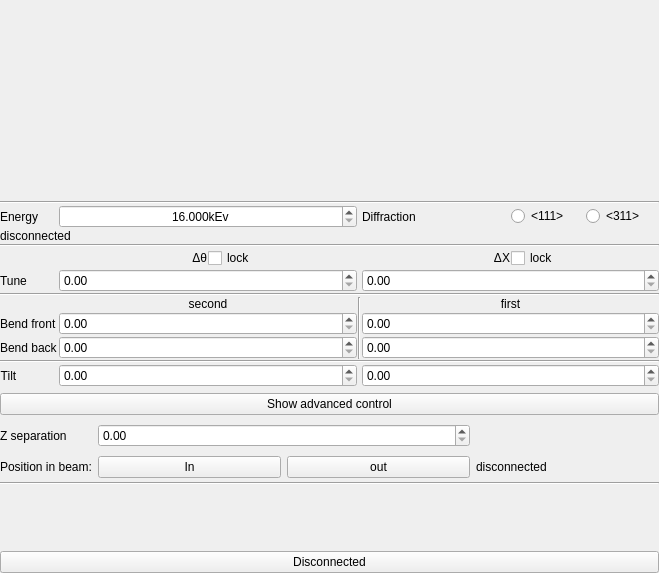
The window that mono/monoGui/monoGui.ui (MatthewJCameron/imbl) describes before a commit, drawn with Qt 5.
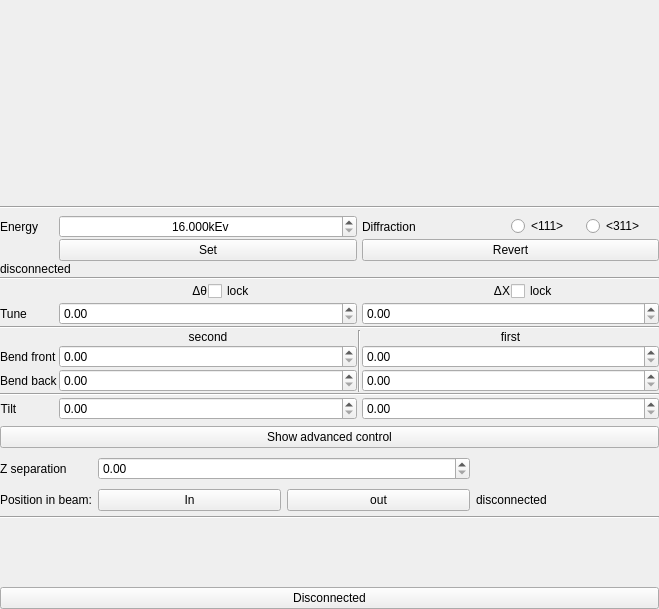
The same window after the commit. Icons and pictures are not drawn. Custom widgets are drawn as their Qt base class.

What changed in the file:
```diff
--- a/mono/monoGui/monoGui.ui
+++ b/mono/monoGui/monoGui.ui
@@ -7,7 +7,7 @@
     <x>0</x>
     <y>0</y>
     <width>659</width>
-    <height>573</height>
+    <height>609</height>
    </rect>
   </property>
   <property name="sizePolicy">
@@ -24,22 +24,7 @@
     <number>0</number>
    </property>
    <item>
-    <widget class="QWidget" name="mainWdg" native="true">
-     <layout class="QVBoxLayout" name="verticalLayout_2">
-      <property name="spacing">
-       <number>1</number>
-      </property>
-      <property name="margin">
-       <number>0</number>
-      </property>
-      <item>
        <widget class="QWidget" name="scheme" native="true">
-        <property name="sizePolicy">
-         <sizepolicy hsizetype="Expanding" vsizetype="Expanding">
-          <horstretch>1</horstretch>
-          <verstretch>1</verstretch>
-         </sizepolicy>
-        </property>
         <property name="minimumSize">
          <size>
           <width>0</width>
@@ -59,39 +44,42 @@
        </widget>
       </item>
       <item>
-       <layout class="QGridLayout" name="gridLayout">
+    <layout class="QGridLayout" name="mainLayout">
         <property name="spacing">
          <number>1</number>
         </property>
-        <item row="6" column="1" colspan="2">
-         <widget class="QLabel" name="label_8">
-          <property name="text">
-           <string>second</string>
-          </property>
-          <property name="alignment">
-           <set>Qt::AlignCenter</set>
+     <item row="4" column="5">
+      <widget class="QCheckBox" name="lockX">
+       <property name="toolTip">
+        <string>Keep value on energy change</string>
+       </property>
+       <property name="text">
+        <string>lock</string>
           </property>
          </widget>
         </item>
-        <item row="3" column="4">
-         <widget class="QLabel" name="label_4">
+     <item row="4" column="1">
+      <widget class="QLabel" name="label_2">
           <property name="text">
-           <string>ΔX</string>
+        <string>Δθ</string>
           </property>
           <property name="alignment">
            <set>Qt::AlignRight|Qt::AlignTrailing|Qt::AlignVCenter</set>
           </property>
          </widget>
         </item>
-        <item row="0" column="0">
-         <widget class="QLabel" name="label">
+     <item row="4" column="2">
+      <widget class="QCheckBox" name="lockBragg">
+       <property name="toolTip">
+        <string>Keep value on energy change</string>
+       </property>
           <property name="text">
-           <string>Energy</string>
+        <string>lock</string>
           </property>
          </widget>
         </item>
         <item row="0" column="1" colspan="2">
-         <widget class="QMDoubleSpinBox" name="energy">
+      <widget class="QDoubleSpinBox" name="energy">
           <property name="toolTip">
            <string>Photon energy</string>
           </property>
@@ -112,147 +100,74 @@
           </property>
          </widget>
         </item>
-        <item row="4" column="0">
-         <widget class="QLabel" name="label_11">
-          <property name="sizePolicy">
-           <sizepolicy hsizetype="Fixed" vsizetype="Preferred">
-            <horstretch>0</horstretch>
-            <verstretch>0</verstretch>
-           </sizepolicy>
-          </property>
+     <item row="7" column="4" colspan="2">
+      <widget class="QLabel" name="label_9">
           <property name="text">
-           <string>Tune</string>
-          </property>
-         </widget>
-        </item>
-        <item row="3" column="1">
-         <widget class="QLabel" name="label_2">
-          <property name="text">
-           <string>Δθ</string>
-          </property>
-          <property name="alignment">
-           <set>Qt::AlignRight|Qt::AlignTrailing|Qt::AlignVCenter</set>
-          </property>
-         </widget>
-        </item>
-        <item row="3" column="2">
-         <widget class="QCheckBox" name="lockBragg">
-          <property name="toolTip">
-           <string>Keep value on energy change</string>
-          </property>
-          <property name="text">
-           <string>lock</string>
-          </property>
-         </widget>
-        </item>
-        <item row="3" column="5">
-         <widget class="QCheckBox" name="lockX">
-          <property name="toolTip">
-           <string>Keep value on energy change</string>
-          </property>
-          <property name="text">
-           <string>lock</string>
-          </property>
-         </widget>
-        </item>
-        <item row="5" column="0" colspan="6">
-         <widget class="Line" name="line_2">
-          <property name="orientation">
-           <enum>Qt::Horizontal</enum>
-          </property>
-         </widget>
-        </item>
-        <item row="10" column="0">
-         <widget class="QLabel" name="label_10">
-          <property name="sizePolicy">
-           <sizepolicy hsizetype="Fixed" vsizetype="Preferred">
-            <horstretch>0</horstretch>
-            <verstretch>0</verstretch>
-           </sizepolicy>
-          </property>
-          <property name="text">
-           <string>Tilt</string>
+        <string>first</string>
           </property>
           <property name="alignment">
            <set>Qt::AlignCenter</set>
           </property>
          </widget>
         </item>
-        <item row="7" column="0">
-         <widget class="QLabel" name="label_17">
-          <property name="sizePolicy">
-           <sizepolicy hsizetype="Fixed" vsizetype="Preferred">
-            <horstretch>0</horstretch>
-            <verstretch>0</verstretch>
-           </sizepolicy>
-          </property>
-          <property name="text">
-           <string>Bend front</string>
-          </property>
-         </widget>
-        </item>
-        <item row="8" column="0">
-         <widget class="QLabel" name="label_6">
-          <property name="text">
-           <string>Bend back</string>
-          </property>
-         </widget>
-        </item>
-        <item row="9" column="0" colspan="6">
+     <item row="10" column="0" colspan="6">
          <widget class="Line" name="line_7">
           <property name="orientation">
            <enum>Qt::Horizontal</enum>
           </property>
          </widget>
         </item>
-        <item row="2" column="0" colspan="6">
+     <item row="3" column="0" colspan="6">
          <widget class="Line" name="line">
           <property name="orientation">
            <enum>Qt::Horizontal</enum>
           </property>
          </widget>
         </item>
-        <item row="6" column="3" rowspan="3">
+     <item row="0" column="0">
+      <widget class="QLabel" name="label">
+       <property name="text">
+        <string>Energy</string>
+       </property>
+      </widget>
+     </item>
+     <item row="8" column="0">
+      <widget class="QLabel" name="label_17">
+       <property name="sizePolicy">
+        <sizepolicy hsizetype="Fixed" vsizetype="Preferred">
+         <horstretch>0</horstretch>
+         <verstretch>0</verstretch>
+        </sizepolicy>
+       </property>
+       <property name="text">
+        <string>Bend front</string>
+       </property>
+      </widget>
+     </item>
+     <item row="7" column="1" colspan="2">
+      <widget class="QLabel" name="label_8">
+       <property name="text">
+        <string>second</string>
+       </property>
+       <property name="alignment">
+        <set>Qt::AlignCenter</set>
+       </property>
+      </widget>
+     </item>
+     <item row="7" column="3" rowspan="3">
          <widget class="Line" name="line_4">
           <property name="orientation">
            <enum>Qt::Vertical</enum>
           </property>
          </widget>
         </item>
-        <item row="10" column="1" colspan="2">
-         <widget class="Tuner" name="tilt2"/>
-        </item>
-        <item row="4" column="1" colspan="2">
-         <widget class="Tuner" name="tuneBragg"/>
-        </item>
-        <item row="7" column="1" colspan="2">
-         <widget class="Tuner" name="bend2front"/>
-        </item>
-        <item row="6" column="4" colspan="2">
-         <widget class="QLabel" name="label_9">
+     <item row="9" column="0">
+      <widget class="QLabel" name="label_6">
           <property name="text">
-           <string>first</string>
-          </property>
-          <property name="alignment">
-           <set>Qt::AlignCenter</set>
+        <string>Bend back</string>
           </property>
          </widget>
         </item>
-        <item row="7" column="4" colspan="2">
-         <widget class="Tuner" name="bend1front"/>
-        </item>
-        <item row="8" column="4" colspan="2">
-         <widget class="Tuner" name="bend1back"/>
-        </item>
-        <item row="8" column="1" colspan="2">
-         <widget class="Tuner" name="bend2back"/>
-        </item>
-        <item row="4" column="4" colspan="2">
-         <widget class="Tuner" name="tuneX"/>
-        </item>
-        <item row="10" column="4" colspan="2">
-         <widget class="Tuner" name="tilt1"/>
-        </item>
         <item row="0" column="4">
          <widget class="QLabel" name="label_5">
           <property name="text">
@@ -290,7 +205,91 @@
           </item>
          </layout>
         </item>
-        <item row="1" column="0" colspan="6">
+     <item row="9" column="4" colspan="2">
+      <widget class="Tuner" name="bend1back"/>
+     </item>
+     <item row="8" column="4" colspan="2">
+      <widget class="Tuner" name="bend1front"/>
+     </item>
+     <item row="6" column="0" colspan="6">
+      <widget class="Line" name="line_2">
+       <property name="orientation">
+        <enum>Qt::Horizontal</enum>
+       </property>
+      </widget>
+     </item>
+     <item row="8" column="1" colspan="2">
+      <widget class="Tuner" name="bend2front"/>
+     </item>
+     <item row="11" column="1" colspan="2">
+      <widget class="Tuner" name="tilt2"/>
+     </item>
+     <item row="5" column="1" colspan="2">
+      <widget class="Tuner" name="tuneBragg"/>
+     </item>
+     <item row="9" column="1" colspan="2">
+      <widget class="Tuner" name="bend2back"/>
+     </item>
+     <item row="11" column="0">
+      <widget class="QLabel" name="label_10">
+       <property name="sizePolicy">
+        <sizepolicy hsizetype="Fixed" vsizetype="Preferred">
+         <horstretch>0</horstretch>
+         <verstretch>0</verstretch>
+        </sizepolicy>
+       </property>
+       <property name="text">
+        <string>Tilt</string>
+       </property>
+       <property name="alignment">
+        <set>Qt::AlignCenter</set>
+       </property>
+      </widget>
+     </item>
+     <item row="4" column="4">
+      <widget class="QLabel" name="label_4">
+       <property name="text">
+        <string>ΔX</string>
+       </property>
+       <property name="alignment">
+        <set>Qt::AlignRight|Qt::AlignTrailing|Qt::AlignVCenter</set>
+       </property>
+      </widget>
+     </item>
+     <item row="5" column="4" colspan="2">
+      <widget class="Tuner" name="tuneX"/>
+     </item>
+     <item row="11" column="4" colspan="2">
+      <widget class="Tuner" name="tilt1"/>
+     </item>
+     <item row="5" column="0">
+      <widget class="QLabel" name="label_11">
+       <property name="sizePolicy">
+        <sizepolicy hsizetype="Fixed" vsizetype="Preferred">
+         <horstretch>0</horstretch>
+         <verstretch>0</verstretch>
+        </sizepolicy>
+       </property>
+       <property name="text">
+        <string>Tune</string>
+       </property>
+      </widget>
+     </item>
+     <item row="1" column="1" colspan="2">
+      <widget class="QPushButton" name="enSet">
+       <property name="text">
+        <string>Set</string>
+       </property>
+      </widget>
+     </item>
+     <item row="1" column="4" colspan="2">
+      <widget class="QPushButton" name="enRevert">
+       <property name="text">
+        <string>Revert</string>
+       </property>
+      </widget>
+     </item>
+     <item row="2" column="0" colspan="6">
          <widget class="QLabel" name="currentThetas">
           <property name="text">
            <string>disconnected</string>
@@ -299,9 +298,6 @@
         </item>
        </layout>
       </item>
-     </layout>
-    </widget>
-   </item>
    <item>
     <widget class="QPushButton" name="advanced_pb">
      <property name="text">
@@ -336,17 +332,19 @@
          <property name="margin">
           <number>0</number>
          </property>
-         <item row="1" column="2">
-          <widget class="QPushButton" name="moveOut">
-           <property name="text">
-            <string>out</string>
-           </property>
-          </widget>
+         <item row="0" column="1" colspan="2">
+          <widget class="Tuner" name="z2tuner"/>
          </item>
-         <item row="1" column="3">
-          <widget class="QLabel" name="currentInOut">
+         <item row="1" column="0">
+          <widget class="QLabel" name="label_14">
+           <property name="sizePolicy">
+            <sizepolicy hsizetype="Fixed" vsizetype="Preferred">
+             <horstretch>0</horstretch>
+             <verstretch>0</verstretch>
+            </sizepolicy>
+           </property>
            <property name="text">
-            <string>disconnected</string>
+            <string>Position in beam:</string>
            </property>
           </widget>
          </item>
@@ -357,6 +355,13 @@
            </property>
           </widget>
          </item>
+         <item row="1" column="3">
+          <widget class="QLabel" name="currentInOut">
+           <property name="text">
+            <string>disconnected</string>
+           </property>
+          </widget>
+         </item>
          <item row="1" column="1">
           <widget class="QPushButton" name="moveIn">
            <property name="text">
@@ -364,22 +369,13 @@
            </property>
           </widget>
          </item>
-         <item row="1" column="0">
-          <widget class="QLabel" name="label_14">
-           <property name="sizePolicy">
-            <sizepolicy hsizetype="Fixed" vsizetype="Preferred">
-             <horstretch>0</horstretch>
-             <verstretch>0</verstretch>
-            </sizepolicy>
-           </property>
+         <item row="1" column="2">
+          <widget class="QPushButton" name="moveOut">
            <property name="text">
-            <string>Position in beam:</string>
+            <string>out</string>
            </property>
           </widget>
          </item>
-         <item row="0" column="1" colspan="2">
-          <widget class="Tuner" name="z2tuner"/>
-         </item>
         </layout>
        </widget>
       </item>
@@ -415,15 +411,6 @@
   </layout>
  </widget>
  <customwidgets>
-  <customwidget>
-   <class>QMDoubleSpinBox</class>
-   <extends>QDoubleSpinBox</extends>
-   <header location="global">qtpvwidgets.h</header>
-   <slots>
-    <signal>valueEdited(double)</signal>
-    <signal>escaped()</signal>
-   </slots>
-  </customwidget>
   <customwidget>
    <class>Tuner</class>
    <extends>QDoubleSpinBox</extends>
```
Lines whose indentation alone changed are shown as unchanged.
